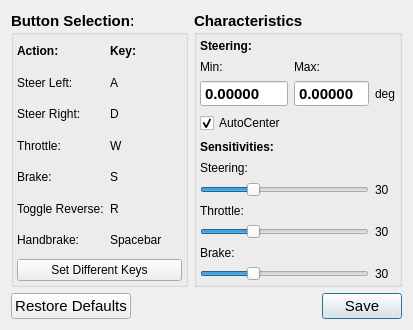
Qt form modules/hardwaremanager/action/inputclasses/ui/keyboard_settings_ui.ui (tud-hri/joan) before a commit.
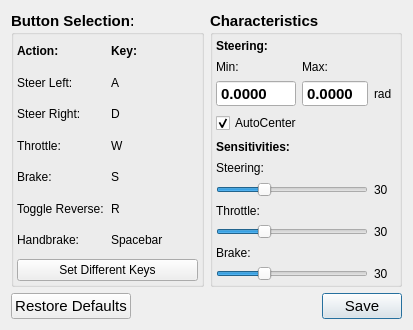
The same form after that commit.

Commit message: converted keyboard to radians

What changed in the file:
```diff
--- a/modules/hardwaremanager/action/inputclasses/ui/keyboard_settings_ui.ui
+++ b/modules/hardwaremanager/action/inputclasses/ui/keyboard_settings_ui.ui
@@ -366,7 +366,7 @@
            </font>
           </property>
           <property name="text">
-           <string>deg</string>
+           <string>rad</string>
           </property>
          </widget>
         </item>
@@ -526,7 +526,7 @@
            <enum>QAbstractSpinBox::NoButtons</enum>
           </property>
           <property name="decimals">
-           <number>5</number>
+           <number>4</number>
           </property>
           <property name="minimum">
            <double>-100.000000000000000</double>
@@ -542,7 +542,7 @@
            <enum>QAbstractSpinBox::NoButtons</enum>
           </property>
           <property name="decimals">
-           <number>5</number>
+           <number>4</number>
           </property>
           <property name="singleStep">
            <double>0.010000000000000</double>
```
